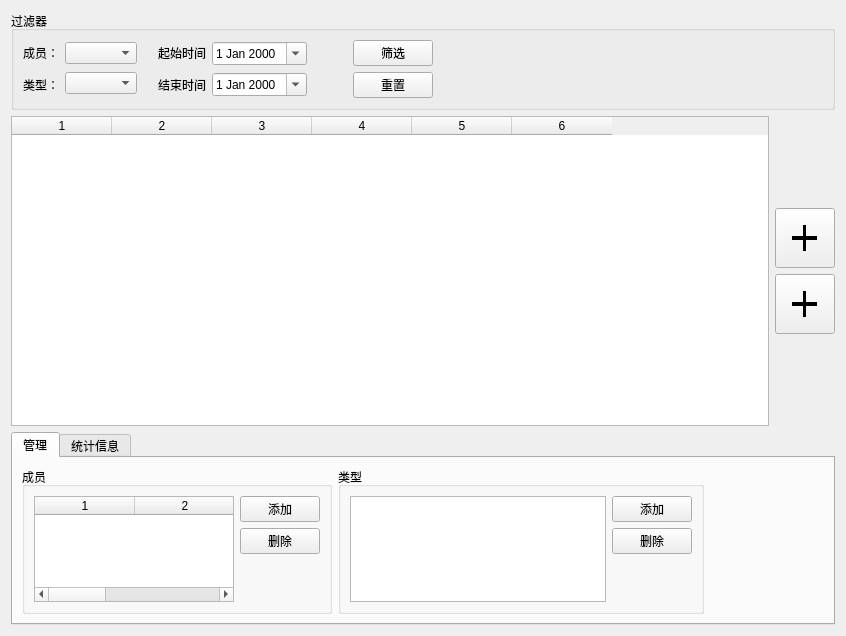
Qt form gui/MainWindow_UI.ui (lovelyjuice/AccountBook) before a commit.
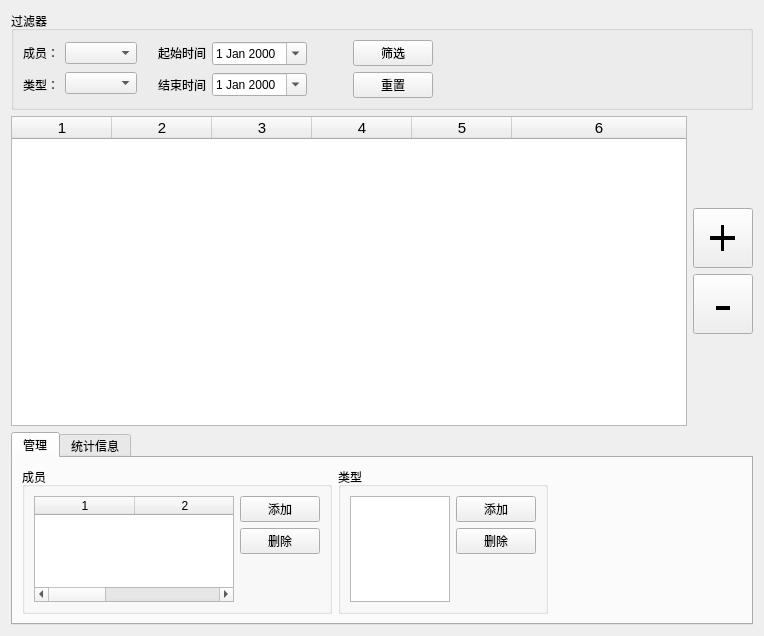
The same form after that commit.

```diff
--- a/gui/MainWindow_UI.ui
+++ b/gui/MainWindow_UI.ui
@@ -6,13 +6,13 @@
    <rect>
     <x>0</x>
     <y>0</y>
-    <width>846</width>
+    <width>764</width>
     <height>636</height>
    </rect>
   </property>
   <property name="maximumSize">
    <size>
-    <width>880</width>
+    <width>65535</width>
     <height>16777215</height>
    </size>
   </property>
@@ -245,13 +245,33 @@
        </property>
        <property name="maximumSize">
         <size>
-         <width>800</width>
+         <width>65535</width>
          <height>16777215</height>
         </size>
        </property>
+       <property name="font">
+        <font>
+         <pointsize>11</pointsize>
+        </font>
+       </property>
+       <property name="dragEnabled">
+        <bool>false</bool>
+       </property>
+       <property name="sortingEnabled">
+        <bool>true</bool>
+       </property>
        <property name="columnCount">
         <number>6</number>
        </property>
+       <attribute name="horizontalHeaderCascadingSectionResizes">
+        <bool>true</bool>
+       </attribute>
+       <attribute name="horizontalHeaderStretchLastSection">
+        <bool>true</bool>
+       </attribute>
+       <attribute name="verticalHeaderVisible">
+        <bool>false</bool>
+       </attribute>
        <column/>
        <column/>
        <column/>
@@ -327,7 +347,7 @@
           <bool>false</bool>
          </property>
          <property name="text">
-          <string>+</string>
+          <string>-</string>
          </property>
          <property name="checkable">
           <bool>false</bool>
@@ -450,11 +470,20 @@
           <item>
            <widget class="QListWidget" name="typeList">
             <property name="sizePolicy">
-             <sizepolicy hsizetype="Preferred" vsizetype="Expanding">
+             <sizepolicy hsizetype="Fixed" vsizetype="Expanding">
               <horstretch>0</horstretch>
               <verstretch>0</verstretch>
              </sizepolicy>
             </property>
+            <property name="maximumSize">
+             <size>
+              <width>100</width>
+              <height>16777215</height>
+             </size>
+            </property>
+            <property name="sortingEnabled">
+             <bool>true</bool>
+            </property>
            </widget>
           </item>
           <item>
@@ -508,6 +537,9 @@
          <property name="orientation">
           <enum>Qt::Horizontal</enum>
          </property>
+         <property name="sizeType">
+          <enum>QSizePolicy::Expanding</enum>
+         </property>
          <property name="sizeHint" stdset="0">
           <size>
            <width>435</width>
```
Left out of the diff: 13 changed lines with no effect on the pictures.
